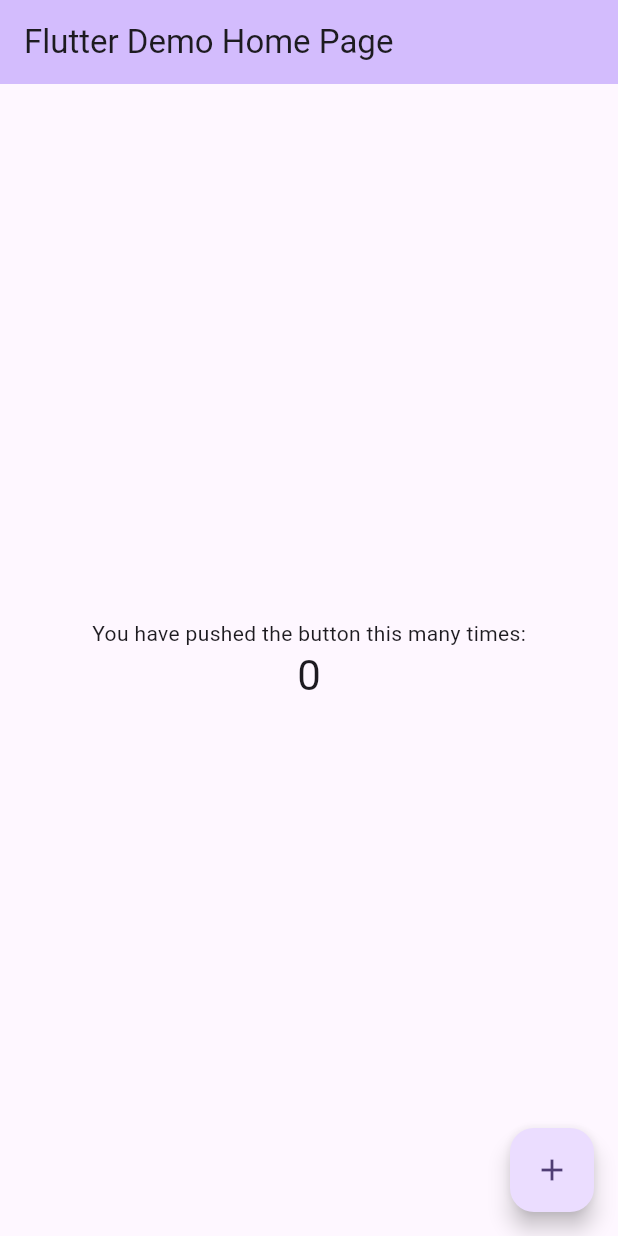
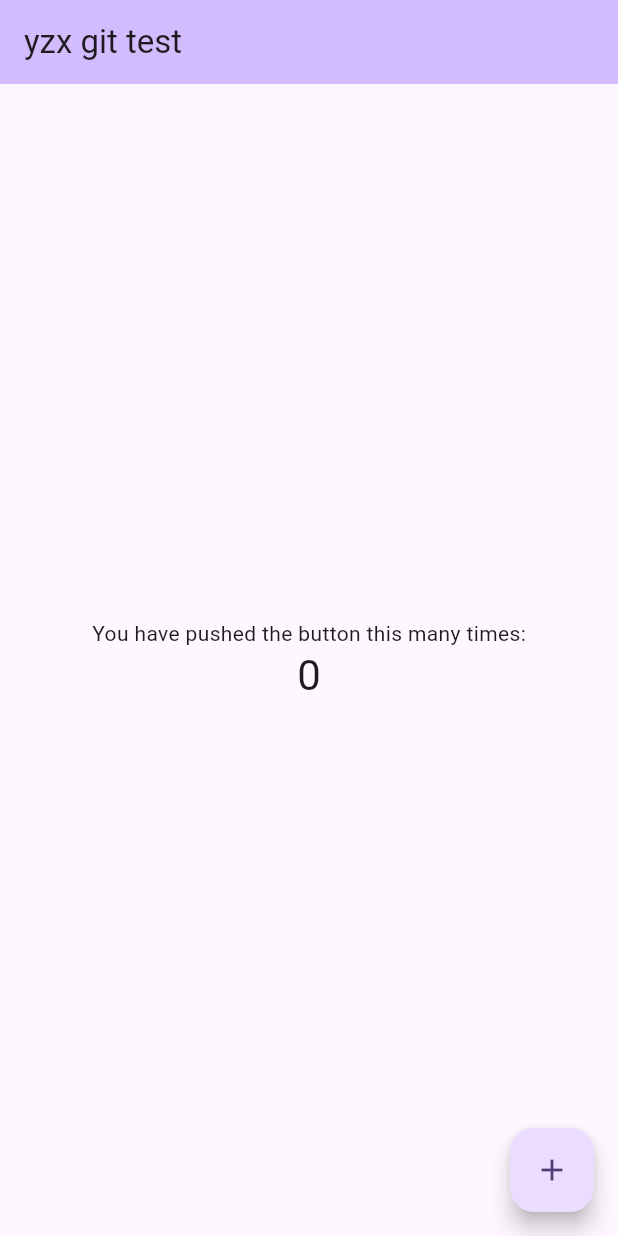
Before and after one commit to ZaiX4/Text_A103_Flutter, a Flutter app: the screen it shows after launch, on a phone screen of 412 x 824 dp. Run offline on Flutter 3.47's test engine with Material 2 defaults, Android fonts, the phone set to English and light mode, and no system bars.

Commit message:
第2次提交

```diff
--- a/lib/main.dart
+++ b/lib/main.dart
@@ -11,7 +11,7 @@ class MyApp extends StatelessWidget {
   @override
   Widget build(BuildContext context) {
     return MaterialApp(
-      title: 'Flutter Demo',
+
       theme: ThemeData(
         // This is the theme of your application.
         //
@@ -31,7 +31,7 @@ class MyApp extends StatelessWidget {
         colorScheme: ColorScheme.fromSeed(seedColor: Colors.deepPurple),
         useMaterial3: true,
       ),
-      home: const MyHomePage(title: 'Flutter Demo Home Page'),
+      home: const MyHomePage(title: 'yzx git test'),
     );
   }
 }
```
